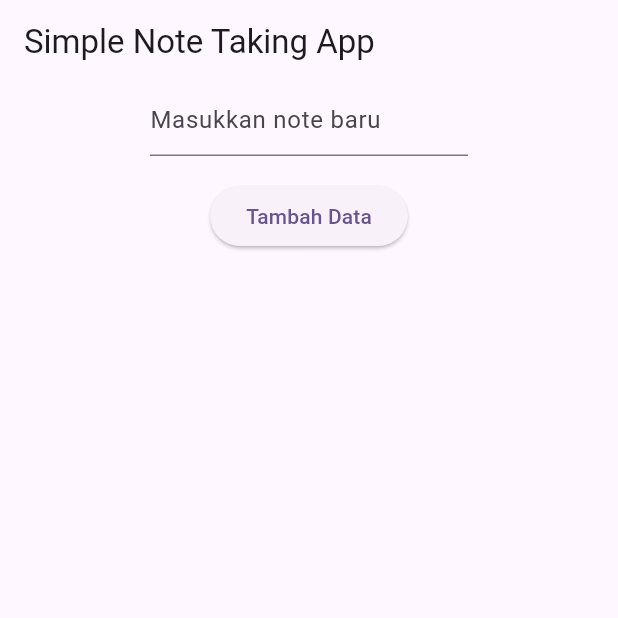
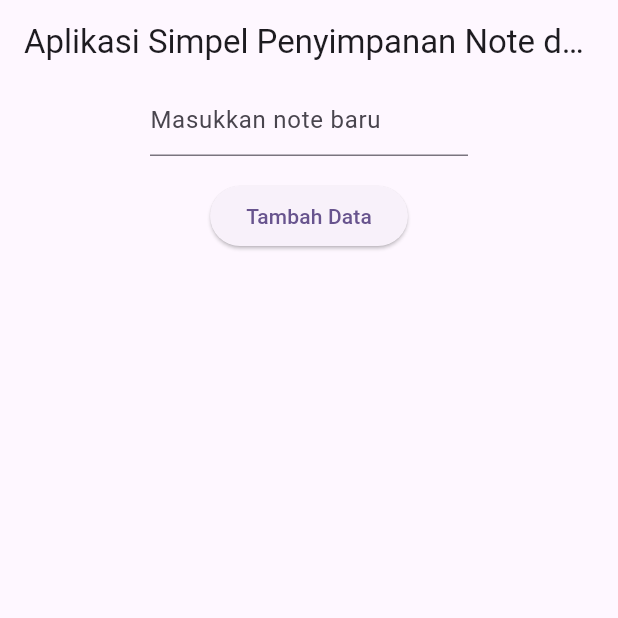
Before and after one commit to shuyshuys/sekolah_beta_note_app, a Flutter app: the screen it shows after launch, on a phone screen of 412 x 824 dp, the top half of it. Run offline on Flutter 3.47's test engine with Material 2 defaults, Android fonts, the phone set to English and light mode, and no system bars; our stand-ins replace cloud_firestore, firebase_core; accounts and stored records are empty.

Commit message:
change to proper text display

```diff
--- a/lib/main.dart
+++ b/lib/main.dart
@@ -39,7 +39,8 @@ class MyApp extends StatelessWidget {
         colorScheme: ColorScheme.fromSeed(seedColor: Colors.deepPurple),
         useMaterial3: true,
       ),
-      home: const MyHomePage(title: 'Simple Note Taking App'),
+      home: const MyHomePage(
+          title: 'Aplikasi Simpel Penyimpanan Note dengan Firestore'),
     );
   }
 }
@@ -112,7 +113,7 @@ class _MyHomePageState extends State<MyHomePage> {
                                 mainAxisSize: MainAxisSize.min,
                                 children: [
                                   IconButton(
-                                    icon: Icon(Icons.edit),
+                                    icon: const Icon(Icons.edit),
                                     onPressed: () {
                                       // Navigate to the EditPage
                                       Navigator.push(
@@ -124,7 +125,7 @@ class _MyHomePageState extends State<MyHomePage> {
                                     },
                                   ),
                                   IconButton(
-                                    icon: Icon(Icons.delete),
+                                    icon: const Icon(Icons.delete),
                                     onPressed: () {
                                       // Delete the document from Firestore
                                       db
```
